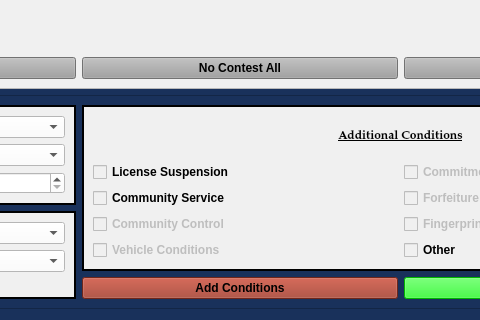
Qt form resources/ui/MinorMisdemeanorDialog.ui (HunterProgram22/MuniEntry) before a commit; both pictures show x 260 to 740 and y 469 to 789 of the 1000 by 789 pixel window.
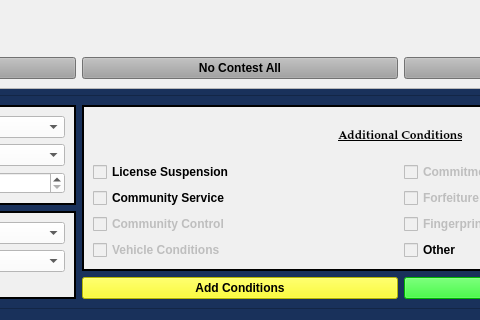
The same form after that commit.

Diff of the .ui file:
```diff
--- a/resources/ui/MinorMisdemeanorDialog.ui
+++ b/resources/ui/MinorMisdemeanorDialog.ui
@@ -951,7 +951,7 @@
       <item row="2" column="1">
        <widget class="QPushButton" name="add_conditions_Button">
         <property name="styleSheet">
-         <string notr="true">background-color: rgb(157, 53, 36);</string>
+         <string notr="true">background-color: rgb(255, 255, 0);</string>
         </property>
         <property name="text">
          <string>Add Conditions</string>
```
